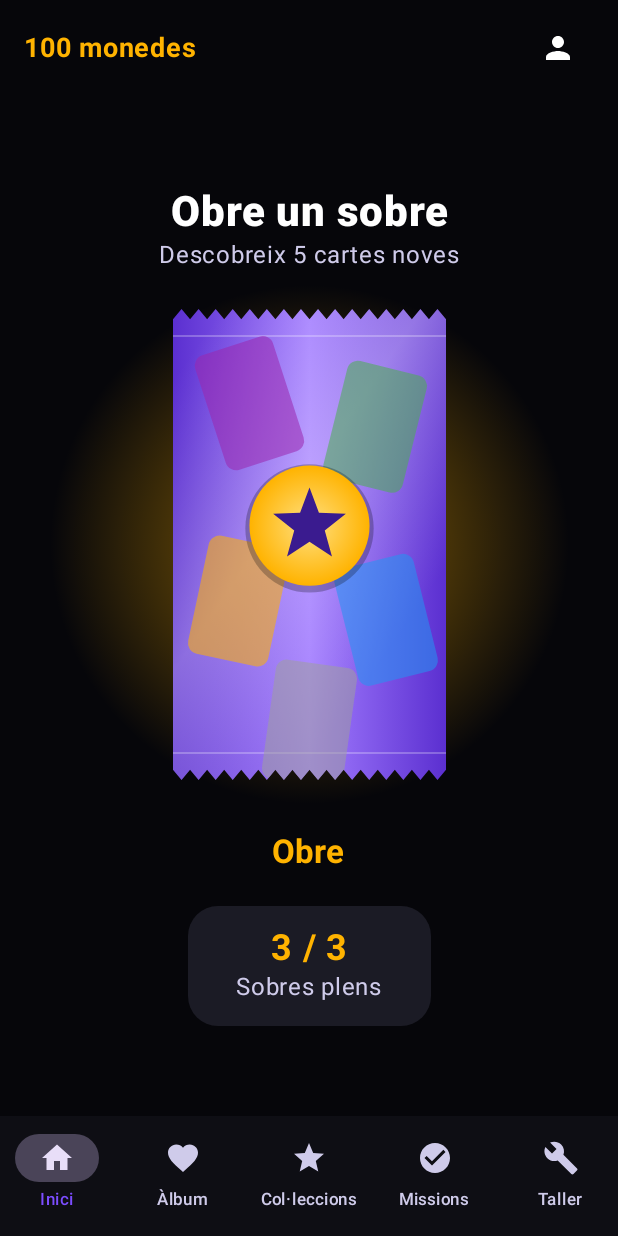
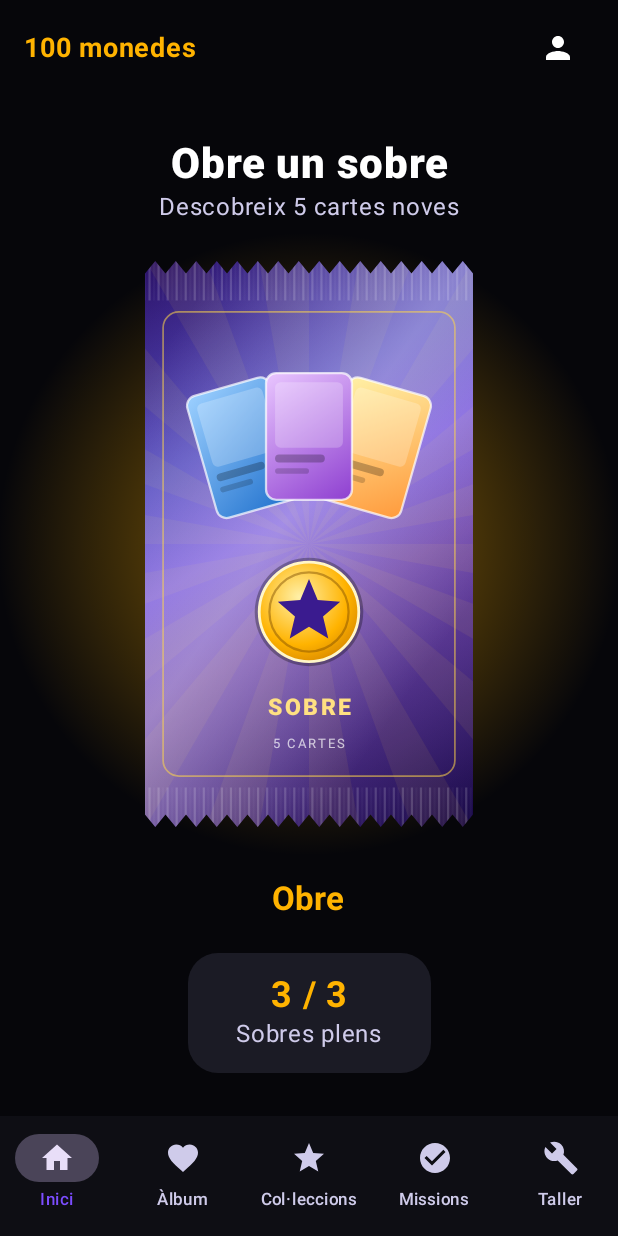
Before and after one commit to ferran34160/WIKI, an Android app built with Jetpack Compose: the screen it shows after launch (MainActivity), on a phone screen of 412 x 824 dp. Run offline under Robolectric (Android 15) with nearby library versions, the phone set to English and light mode, and no system bars.

Commit message:
Nou disseny del sobre, etiqueta Nova a la foto i línies de pista més tènues
Co-Authored-By: Claude Sonnet 5.5 <noreply@anthropic.com>
Claude-Session: https://claude.ai/code/session_01UU15pticiyn49aKbqttNJ4

```diff
--- a/android/app/src/main/java/cat/cartes/esports/ui/CartaView.kt
+++ b/android/app/src/main/java/cat/cartes/esports/ui/CartaView.kt
@@ -46,12 +46,14 @@ import androidx.compose.ui.graphics.TileMode
 import androidx.compose.ui.graphics.drawscope.DrawScope
 import androidx.compose.ui.graphics.drawscope.Stroke
 import androidx.compose.ui.layout.ContentScale
+import androidx.compose.ui.res.stringResource
 import androidx.compose.ui.text.font.FontWeight
 import androidx.compose.ui.text.style.TextAlign
 import androidx.compose.ui.text.style.TextOverflow
 import androidx.compose.ui.unit.TextUnit
 import androidx.compose.ui.unit.dp
 import androidx.compose.ui.unit.sp
+import cat.cartes.esports.R
 import cat.cartes.esports.data.Carta
 import cat.cartes.esports.data.banderaPais
 import coil.compose.AsyncImage
@@ -145,7 +147,7 @@ private fun Modifier.holo(actiu: Boolean): Modifier {
     }
 }
 
-private val TraçMotiu = Color.White.copy(alpha = 0.22f)
+private val TraçMotiu = Color.White.copy(alpha = 0.11f)
 
 /** Línies del terreny de joc de cada esport, dibuixades en blanc translúcid sobre el fons. */
 private fun DrawScope.motiuEsport(esport: String?) {
@@ -275,6 +277,7 @@ fun CartaView(
     extracte: String? = null,
     pais: String? = null,
     etiqueta: String? = null,
+    nova: Boolean? = null,
     credit: String? = null,
     onCredit: (() -> Unit)? = null,
     onClick: (() -> Unit)? = null,
@@ -330,6 +333,14 @@ fun CartaView(
                             .background(Color.Black.copy(alpha = 0.35f), RoundedCornerShape(50))
                             .padding(horizontal = (6 * escala).dp, vertical = (2 * escala).dp),
                         fontSize = (16 * escala).sp,
+                    )
+                }
+                nova?.let {
+                    Etiqueta(
+                        if (it) stringResource(R.string.nova) else stringResource(R.string.repetida),
+                        if (it) Color(0xFF1FA463) else Color(0xFF6B6890),
+                        escala,
+                        Modifier.align(Alignment.BottomEnd).padding((8 * escala).dp),
                     )
                 }
                 if (quantitat > 1) {
--- a/android/app/src/main/java/cat/cartes/esports/ui/Inici.kt
+++ b/android/app/src/main/java/cat/cartes/esports/ui/Inici.kt
@@ -118,7 +118,7 @@ fun PantallaInici(vm: JocViewModel, onObreCarta: (String) -> Unit) {
         Spacer(Modifier.height(24.dp))
         SobreView(
             Modifier
-                .fillMaxWidth(0.5f)
+                .fillMaxWidth(0.6f)
                 .graphicsLayer { rotationZ = angle.value }
                 .clickable(enabled = guardats > 0, onClick = obre),
         )
@@ -310,21 +310,7 @@ private fun CartaGirable(
                 Text("?", fontSize = 56.sp, fontWeight = FontWeight.Bold, color = Color.White)
             }
         } else {
-            CartaView(carta, extracte = extracte, etiqueta = etiqueta, onClick = onClick)
-            Text(
-                if (nova) stringResource(R.string.nova) else stringResource(R.string.repetida),
-                fontSize = 12.sp,
-                fontWeight = FontWeight.Bold,
-                color = Color.Black,
-                modifier = Modifier
-                    .align(Alignment.TopCenter)
-                    .padding(top = 10.dp)
-                    .background(
-                        if (nova) Color(0xFF69F0AE) else Color(0xFFCFCBEA),
-                        RoundedCornerShape(8.dp),
-                    )
-                    .padding(horizontal = 8.dp, vertical = 2.dp),
-            )
+            CartaView(carta, extracte = extracte, etiqueta = etiqueta, nova = nova, onClick = onClick)
         }
     }
 }
--- a/android/app/src/main/java/cat/cartes/esports/ui/SobreView.kt
+++ b/android/app/src/main/java/cat/cartes/esports/ui/SobreView.kt
@@ -7,9 +7,16 @@ import androidx.compose.animation.core.infiniteRepeatable
 import androidx.compose.animation.core.rememberInfiniteTransition
 import androidx.compose.animation.core.tween
 import androidx.compose.foundation.Canvas
+import androidx.compose.foundation.layout.Box
+import androidx.compose.foundation.layout.BoxWithConstraints
+import androidx.compose.foundation.layout.Column
 import androidx.compose.foundation.layout.aspectRatio
+import androidx.compose.foundation.layout.fillMaxSize
+import androidx.compose.foundation.layout.padding
+import androidx.compose.material3.Text
 import androidx.compose.runtime.Composable
 import androidx.compose.runtime.getValue
+import androidx.compose.ui.Alignment
 import androidx.compose.ui.Modifier
 import androidx.compose.ui.geometry.CornerRadius
 import androidx.compose.ui.geometry.Offset
@@ -17,26 +24,24 @@ import androidx.compose.ui.geometry.Size
 import androidx.compose.ui.graphics.Brush
 import androidx.compose.ui.graphics.Color
 import androidx.compose.ui.graphics.Path
+import androidx.compose.ui.graphics.drawscope.DrawScope
+import androidx.compose.ui.graphics.drawscope.Stroke
 import androidx.compose.ui.graphics.drawscope.clipPath
 import androidx.compose.ui.graphics.drawscope.rotate
+import androidx.compose.ui.res.stringResource
+import androidx.compose.ui.text.font.FontWeight
+import androidx.compose.ui.unit.dp
+import androidx.compose.ui.unit.sp
+import cat.cartes.esports.R
+import cat.cartes.esports.game.Sobres
 import kotlin.math.PI
 import kotlin.math.cos
 import kotlin.math.sin
 
-private val FoliaFosca = Color(0xFF5B2FD0)
-private val FoliaClara = Color(0xFFA27CFF)
-
-/** (centre x, centre y, angle, raresa) de les cartes translúcides que decoren el sobre. */
-private val Decoracio = listOf(
-    listOf(0.28f, 0.20f, -18f, 4),
-    listOf(0.74f, 0.25f, 14f, 2),
-    listOf(0.24f, 0.62f, 12f, 5),
-    listOf(0.78f, 0.66f, -14f, 3),
-    listOf(0.50f, 0.88f, 8f, 1),
-)
+private val Or = Color(0xFFFFD54A)
 
 private fun estrella(centre: Offset, radiExt: Float): Path {
-    val radiInt = radiExt * 0.42f
+    val radiInt = radiExt * 0.45f
     return Path().apply {
         for (i in 0 until 10) {
             val r = if (i % 2 == 0) radiExt else radiInt
@@ -48,7 +53,32 @@ private fun estrella(centre: Offset, radiExt: Float): Path {
     }
 }
 
-/** Sobre de cartes dibuixat: paper metàl·lic amb vores dentades, cartes de colors i un halo que pulsa. */
+/** Una carta en miniatura (inclinada) per al ventall del sobre. */
+private fun DrawScope.miniCarta(cx: Float, cy: Float, angle: Float, dalt: Color, baix: Color, s: Float) {
+    rotate(angle, pivot = Offset(cx, cy)) {
+        val tl = Offset(cx - 38 * s, cy - 56 * s)
+        val mida = Size(76 * s, 112 * s)
+        drawRoundRect(
+            Brush.linearGradient(listOf(dalt, baix), start = tl, end = tl + Offset(mida.width, mida.height)),
+            tl, mida, CornerRadius(9 * s),
+        )
+        drawRoundRect(Color.White.copy(alpha = 0.7f), tl, mida, CornerRadius(9 * s), style = Stroke(2 * s))
+        drawRoundRect(
+            Color.White.copy(alpha = 0.22f), Offset(cx - 30 * s, cy - 48 * s), Size(60 * s, 58 * s), CornerRadius(5 * s),
+        )
+        drawRoundRect(
+            Color.Black.copy(alpha = 0.25f), Offset(cx - 30 * s, cy + 16 * s), Size(44 * s, 7 * s), CornerRadius(3.5f * s),
+        )
+        drawRoundRect(
+            Color.Black.copy(alpha = 0.18f), Offset(cx - 30 * s, cy + 28 * s), Size(30 * s, 5 * s), CornerRadius(2.5f * s),
+        )
+    }
+}
+
+/**
+ * Sobre de cartes dibuixat: paper metàl·lic fosc amb vores dentades i ratllat de segellat, raigs daurats,
+ * un ventall de cartes i un emblema. Fa un halo que pulsa al voltant.
+ */
 @Composable
 fun SobreView(modifier: Modifier = Modifier) {
     val transicio = rememberInfiniteTransition(label = "sobre")
@@ -58,9 +88,12 @@ fun SobreView(modifier: Modifier = Modifier) {
         animationSpec = infiniteRepeatable(tween(1800, easing = FastOutSlowInEasing), RepeatMode.Reverse),
         label = "halo",
     )
-    Canvas(modifier.aspectRatio(0.58f)) {
+    BoxWithConstraints(modifier.aspectRatio(0.58f)) {
+        val ample = maxWidth.value
+        Canvas(Modifier.fillMaxSize()) {
             val w = size.width
             val h = size.height
+            val s = w / 290f
 
             drawCircle(
                 Brush.radialGradient(
@@ -88,44 +121,99 @@ fun SobreView(modifier: Modifier = Modifier) {
                 }
                 close()
             }
-        drawPath(forma, Brush.horizontalGradient(listOf(FoliaFosca, FoliaClara, FoliaFosca)))
+            drawPath(
+                forma,
+                Brush.linearGradient(
+                    0f to Color(0xFF2A1166), 0.45f to Color(0xFF6A35E8), 1f to Color(0xFF170845),
+                    start = Offset.Zero, end = Offset(w, h),
+                ),
+            )
 
             clipPath(forma) {
-            // Reflex diagonal del paper metàl·lic.
+                // Raigs daurats des del centre.
+                val c0 = Offset(w / 2, h * 0.5f)
+                for (i in 0 until 18) {
+                    val a0 = (i * 20) * PI / 180
+                    val a1 = a0 + 10 * PI / 180
+                    val raigs = Path().apply {
+                        moveTo(c0.x, c0.y)
+                        lineTo(c0.x + h * cos(a0).toFloat(), c0.y + h * sin(a0).toFloat())
+                        lineTo(c0.x + h * cos(a1).toFloat(), c0.y + h * sin(a1).toFloat())
+                        close()
+                    }
+                    drawPath(raigs, Or.copy(alpha = 0.07f))
+                }
+                // Reflex hologràfic i brillantor del paper.
                 drawRect(
                     Brush.linearGradient(
-                    listOf(Color.Transparent, Color.White.copy(alpha = 0.28f), Color.Transparent),
-                    start = Offset(0f, h * 0.15f),
-                    end = Offset(w, h * 0.55f),
+                        0f to Color(0xFFFF6AD5).copy(alpha = 0f),
+                        0.3f to Color(0xFF6AFFD8).copy(alpha = 0.18f),
+                        0.6f to Color(0xFFFFE26A).copy(alpha = 0.18f),
+                        1f to Color(0xFF8A6AFF).copy(alpha = 0f),
+                        start = Offset.Zero, end = Offset(w, h),
                     ),
                 )
-            // Línies de segellat a dalt i a baix.
-            for (y in listOf(dent * 2.6f, h - dent * 2.6f)) {
-                drawLine(Color.White.copy(alpha = 0.25f), Offset(0f, y), Offset(w, y), strokeWidth = 2f)
+                drawRect(
+                    Brush.linearGradient(
+                        listOf(Color.Transparent, Color.White.copy(alpha = 0.32f), Color.Transparent),
+                        start = Offset(0f, h * 0.2f), end = Offset(w, h * 0.6f),
+                    ),
+                )
+                // Ratllat de segellat a dalt i a baix.
+                val banda = h * 0.07f
+                for (y0 in listOf(0f, h - banda)) {
+                    var x = 0f
+                    var i = 0
+                    while (x < w) {
+                        drawLine(
+                            Color.White.copy(alpha = if (i % 2 == 1) 0.16f else 0.03f),
+                            Offset(x, y0), Offset(x, y0 + banda), strokeWidth = 2 * s,
+                        )
+                        x += 4 * s
+                        i++
                     }
-            // Cartes de colors de raresa, translúcides.
-            Decoracio.forEach { d ->
-                val cx = w * (d[0] as Float)
-                val cy = h * (d[1] as Float)
-                val mida = Size(w * 0.30f, w * 0.30f / 0.68f)
-                rotate(d[2] as Float, pivot = Offset(cx, cy)) {
+                }
+                // Marc daurat.
                 drawRoundRect(
-                        colorRaresa(d[3] as Int).copy(alpha = 0.55f),
-                        topLeft = Offset(cx - mida.width / 2, cy - mida.height / 2),
-                        size = mida,
-                        cornerRadius = CornerRadius(w * 0.04f),
+                    Or.copy(alpha = 0.55f), Offset(16 * s, h * 0.09f), Size(w - 32 * s, h * 0.82f),
+                    CornerRadius(14 * s), style = Stroke(1.5f * s),
+                )
+                // Ventall de cartes.
+                miniCarta(w / 2 - 58 * s, h * 0.33f, -16f, Color(0xFF9CD0FF), Color(0xFF1E6FCC), s)
+                miniCarta(w / 2 + 58 * s, h * 0.33f, 16f, Color(0xFFFFF1A6), Color(0xFFFF9A3C), s)
+                miniCarta(w / 2, h * 0.31f, 0f, Color(0xFFE9C6FF), Color(0xFF8E3FD0), s)
+                // Emblema.
+                val e = Offset(w / 2, h * 0.62f)
+                drawCircle(Color.Black.copy(alpha = 0.3f), 48 * s, e)
+                drawCircle(
+                    Brush.radialGradient(
+                        0f to Color(0xFFFFF0A8), 0.6f to Color(0xFFFFB300), 1f to Color(0xFFC97800),
+                        center = e + Offset(-8.8f * s, -13.2f * s), radius = 70.4f * s,
+                    ),
+                    44 * s, e,
+                )
+                drawCircle(Color(0xFFFFF6C8), 44 * s, e, style = Stroke(2.5f * s))
+                drawCircle(Color(0xFF7A4A00).copy(alpha = 0.45f), 35 * s, e, style = Stroke(2 * s))
+                drawPath(estrella(e, 29 * s), Color(0xFF3A1B8F))
+            }
+        }
+        Column(
+            Modifier.align(Alignment.BottomCenter).padding(bottom = maxHeight * 0.115f),
+            horizontalAlignment = Alignment.CenterHorizontally,
+        ) {
+            Text(
+                stringResource(R.string.sobre_nom).uppercase(),
+                fontSize = (ample * 0.069f).sp,
+                fontWeight = FontWeight.ExtraBold,
+                letterSpacing = (ample * 0.01f).sp,
+                color = Color(0xFFFFE082),
+            )
+            Text(
+                stringResource(R.string.sobre_cartes_n, Sobres.CARTES_PER_SOBRE).uppercase(),
+                fontSize = (ample * 0.041f).sp,
+                letterSpacing = (ample * 0.007f).sp,
+                color = Color.White.copy(alpha = 0.7f),
             )
         }
     }
-            // Emblema central.
-            val c = Offset(w / 2, h * 0.46f)
-            drawCircle(Color.Black.copy(alpha = 0.25f), w * 0.235f, c + Offset(0f, w * 0.01f))
-            drawCircle(
-                Brush.radialGradient(listOf(Color(0xFFFFE082), Color(0xFFFFB300)), center = c, radius = w * 0.22f),
-                w * 0.22f,
-                c,
-            )
-            drawPath(estrella(c, w * 0.14f), Color(0xFF3A1B8F))
 }
-    }
-}
--- a/android/app/src/main/res/values/strings.xml
+++ b/android/app/src/main/res/values/strings.xml
@@ -20,6 +20,8 @@
         <item quantity="other">Encara %d cartes</item>
     </plurals>
     <string name="torna">Torna</string>
+    <string name="sobre_nom">Sobre</string>
+    <string name="sobre_cartes_n">%1$d cartes</string>
     <string name="obre_sobre">Obre un sobre</string>
     <string name="sobres_guardats">Sobres: %1$d de %2$d</string>
     <string name="proper_sobre">Proper sobre en %1$s</string>
```
Also changed, not shown: 3 other files. Lines whose indentation alone changed are shown as unchanged.
